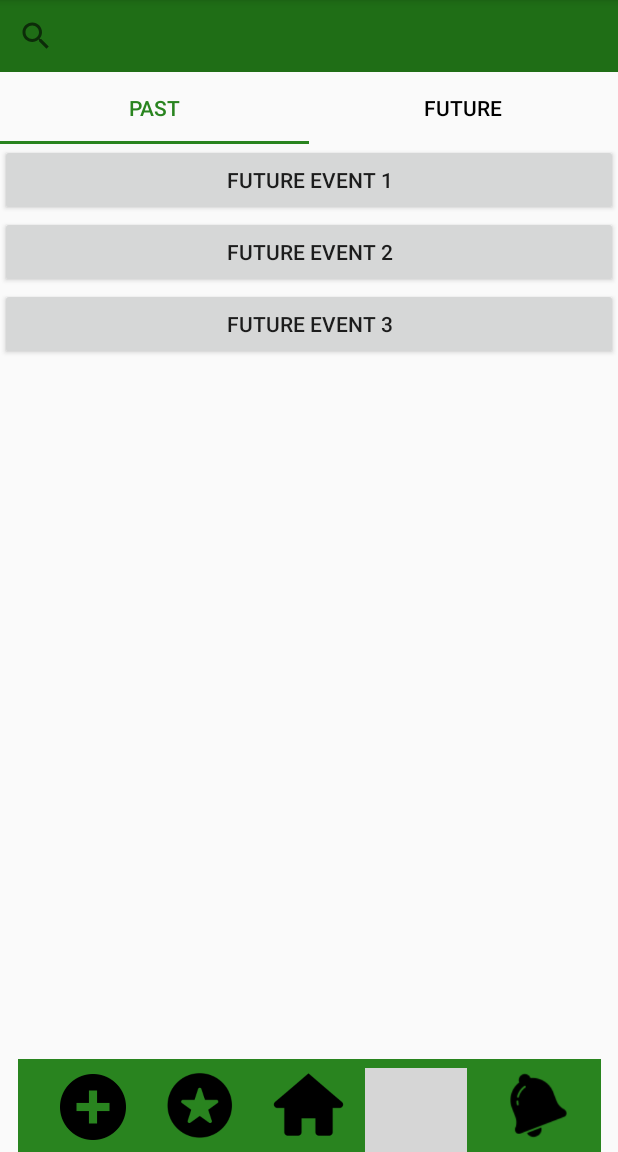
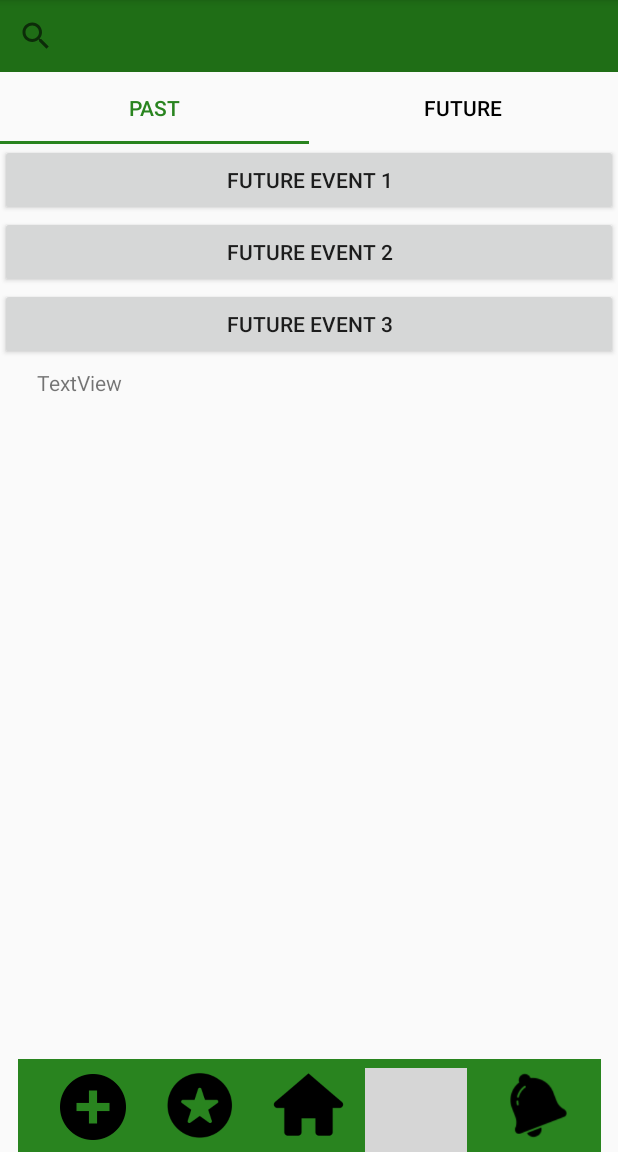
Before and after one commit to tyler95smith/EventFinderMobile, an Android app: the FavoriteEventsActivity screen opened directly, with no data from a screen before it, on a phone screen of 412 x 824 dp, the part 84-1236 px from its top. Run offline under Robolectric (Android 15) with nearby library versions, the phone set to English and light mode, and no system bars; our stand-ins replace Volley; grey boxes are pictures that could not be loaded.

Commit message:
added text view to favorite events to help with testing volley/apis

```diff
--- a/app/src/main/res/layout/activity_favorite_events.xml
+++ b/app/src/main/res/layout/activity_favorite_events.xml
@@ -5,6 +5,16 @@
     android:layout_width="match_parent"
     android:layout_height="match_parent"
     tools:context="com.eventfinder.www.eventfindermobile.FavoriteEventsActivity">
+
+    <TextView
+        android:id="@+id/TestText"
+        android:layout_width="363dp"
+        android:layout_height="196dp"
+        android:layout_marginBottom="8dp"
+        android:text="TextView"
+        app:layout_constraintBottom_toBottomOf="@+id/fav_event_viewpager"
+        app:layout_constraintLeft_toLeftOf="parent"
+        app:layout_constraintRight_toRightOf="parent" />
 
     <android.support.v7.widget.Toolbar
         android:id="@+id/toolbar"
```
Also changed, not shown: app/src/main/java/com/eventfinder/www/eventfindermobile/FavoriteEventsActivity.java (+13 -0 lines).
